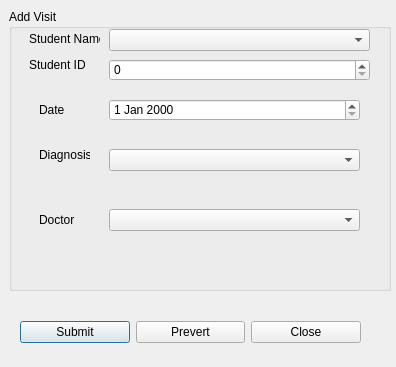
Above: addvisitdialog.ui from N45ING/CWDB before the change. Below: the same form after it.
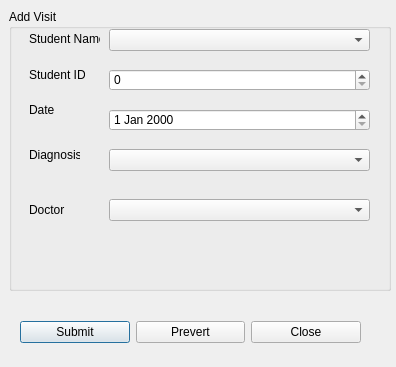
That is the form after the change.

What changed in the file:
```diff
--- a/addvisitdialog.ui
+++ b/addvisitdialog.ui
@@ -29,7 +29,7 @@
     <property name="geometry">
      <rect>
       <x>20</x>
-      <y>40</y>
+      <y>50</y>
       <width>56</width>
       <height>31</height>
      </rect>
@@ -41,7 +41,7 @@
    <widget class="QLabel" name="dateLabel">
     <property name="geometry">
      <rect>
-      <x>30</x>
+      <x>20</x>
       <y>90</y>
       <width>51</width>
       <height>21</height>
@@ -55,8 +55,8 @@
     <property name="geometry">
      <rect>
       <x>100</x>
-      <y>90</y>
-      <width>251</width>
+      <y>100</y>
+      <width>261</width>
       <height>22</height>
      </rect>
     </property>
@@ -64,7 +64,7 @@
    <widget class="QLabel" name="diagnosisLabel">
     <property name="geometry">
      <rect>
-      <x>30</x>
+      <x>20</x>
       <y>130</y>
       <width>51</width>
       <height>31</height>
@@ -79,7 +79,7 @@
      <rect>
       <x>100</x>
       <y>140</y>
-      <width>251</width>
+      <width>261</width>
       <height>22</height>
      </rect>
     </property>
@@ -88,8 +88,8 @@
     <property name="geometry">
      <rect>
       <x>100</x>
-      <y>200</y>
-      <width>251</width>
+      <y>190</y>
+      <width>261</width>
       <height>22</height>
      </rect>
     </property>
@@ -97,8 +97,8 @@
    <widget class="QLabel" name="doctorLabel">
     <property name="geometry">
      <rect>
-      <x>30</x>
-      <y>200</y>
+      <x>20</x>
+      <y>190</y>
       <width>51</width>
       <height>21</height>
      </rect>
@@ -134,7 +134,7 @@
     <property name="geometry">
      <rect>
       <x>100</x>
-      <y>50</y>
+      <y>60</y>
       <width>261</width>
       <height>22</height>
      </rect>
```
